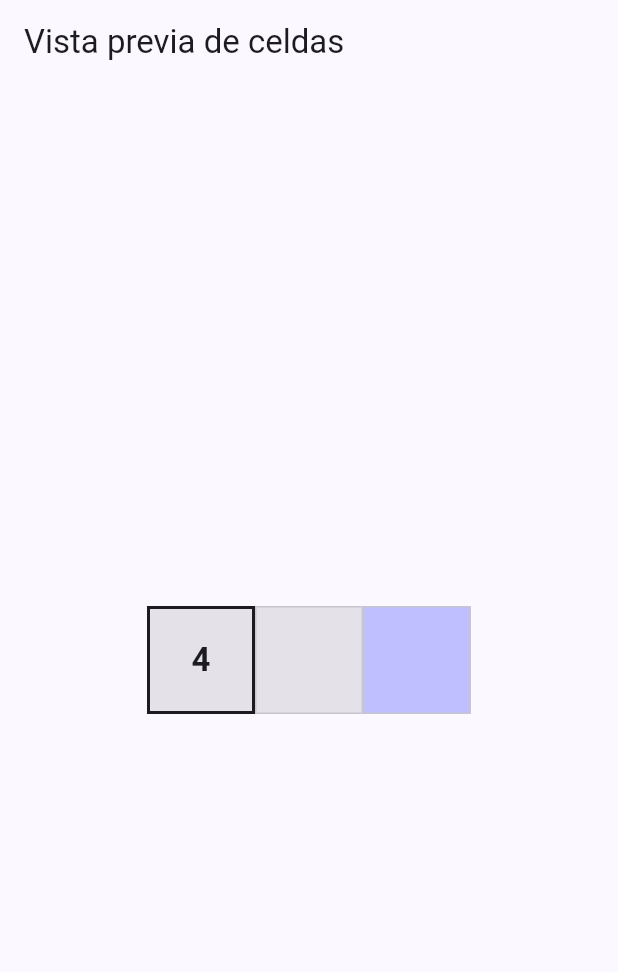
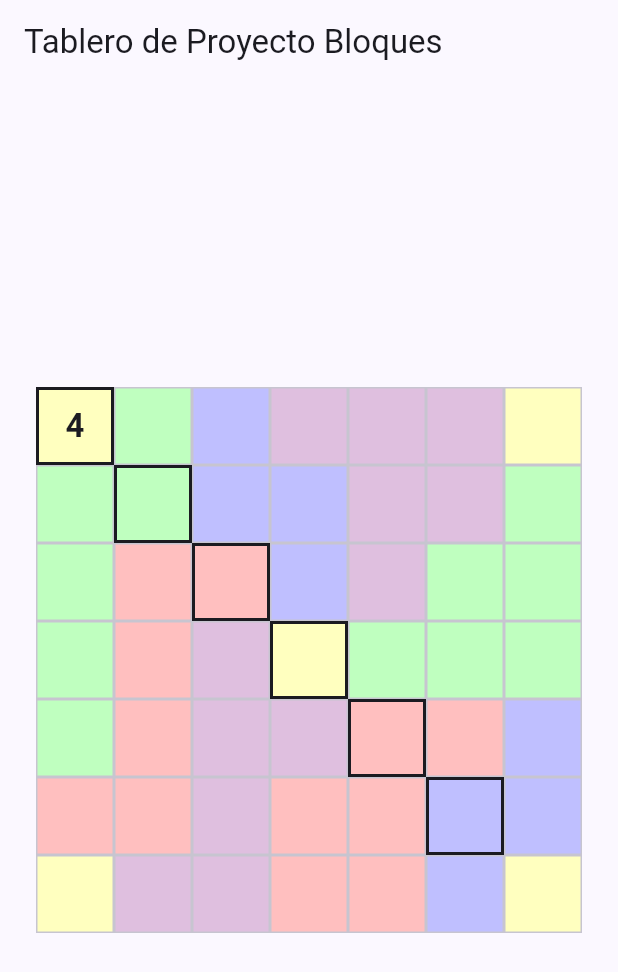
Before and after one commit to jorgeemilio-commits/proyecto_bloques, a Flutter app: the screen it shows after launch, on a phone screen of 412 x 824 dp. Shown: the top 972 px of the screen. Run offline on Flutter 3.47's test engine with Material 3 defaults, Android fonts, the phone set to English and light mode, and no system bars.

Commit message:
Se creo el widget del tablero y las pruebas del tablero

```diff
--- a/lib/main.dart
+++ b/lib/main.dart
@@ -2,7 +2,7 @@ import 'package:flutter/material.dart';
 
 import 'region.dart';
 import 'tablero.dart';
-import 'widgets/celda_widget.dart';
+import 'widgets/tablero_widget.dart';
 
 void main() {
   runApp(const ProyectoBloquesApp());
@@ -19,55 +19,32 @@ class ProyectoBloquesApp extends StatelessWidget {
         colorScheme: ColorScheme.fromSeed(seedColor: Colors.indigo),
         useMaterial3: true,
       ),
-      home: const VistaPreviaCelda(),
+      home: const VistaPreviaTablero(),
     );
   }
 }
 
-class VistaPreviaCelda extends StatelessWidget {
-  const VistaPreviaCelda({super.key});
+class VistaPreviaTablero extends StatelessWidget {
+  const VistaPreviaTablero({super.key});
 
   @override
   Widget build(BuildContext context) {
-    final celdaInicial = Celda(
-      coordenada: const Coordenada(0, 0),
-      numero: 4,
+    final tablero = Tablero.desdeRegiones(
+      filas: 7,
+      columnas: 7,
+      regiones: regionesMapa,
     );
-    final celdaVacia = Celda(coordenada: const Coordenada(1, 1));
-    final celdaConRegion = Celda(coordenada: const Coordenada(2, 0));
+    tablero.celdasIniciales.first.numero = 4;
 
     return Scaffold(
-      appBar: AppBar(title: const Text('Vista previa de celdas')),
+      appBar: AppBar(title: const Text('Tablero de Proyecto Bloques')),
       body: Center(
-        child: Row(
-          mainAxisSize: MainAxisSize.min,
-          children: [
-            SizedBox(
-              width: 72,
-              height: 72,
-              child: CeldaWidget(
-                celda: celdaInicial,
-                region: null,
-                esInicial: true,
-              ),
-            ),
-            SizedBox(
-              width: 72,
-              height: 72,
-              child: CeldaWidget(
-                celda: celdaVacia,
-                region: null,
-              ),
-            ),
-            SizedBox(
-              width: 72,
-              height: 72,
-              child: CeldaWidget(
-                celda: celdaConRegion,
-                region: const RegionAzulUno(),
-              ),
-            ),
-          ],
+        child: Padding(
+          padding: const EdgeInsets.all(24),
+          child: ConstrainedBox(
+            constraints: const BoxConstraints(maxWidth: 560),
+            child: TableroWidget(tablero: tablero),
+          ),
         ),
       ),
     );
--- /dev/null
+++ b/lib/widgets/tablero_widget.dart
@@ -0,0 +1,41 @@
+import 'package:flutter/material.dart';
+
+import '../tablero.dart';
+import 'celda_widget.dart';
+
+class TableroWidget extends StatelessWidget {
+  final Tablero tablero;
+  final ValueChanged<Celda>? onCeldaTap;
+
+  const TableroWidget({
+    super.key,
+    required this.tablero,
+    this.onCeldaTap,
+  });
+
+  @override
+  Widget build(BuildContext context) {
+    return AspectRatio(
+      aspectRatio: tablero.columnas / tablero.filas,
+      child: GridView.builder(
+        physics: const NeverScrollableScrollPhysics(),
+        gridDelegate: SliverGridDelegateWithFixedCrossAxisCount(
+          crossAxisCount: tablero.columnas,
+        ),
+        itemCount: tablero.filas * tablero.columnas,
+        itemBuilder: (context, indice) {
+          final fila = indice ~/ tablero.columnas;
+          final columna = indice % tablero.columnas;
+          final celda = tablero.celdas[fila][columna];
+
+          return CeldaWidget(
+            celda: celda,
+            region: tablero.obtenerRegion(celda.coordenada),
+            esInicial: tablero.celdasIniciales.contains(celda),
+            onTap: onCeldaTap == null ? null : () => onCeldaTap!(celda),
+          );
+        },
+      ),
+    );
+  }
+}
```
Also changed, not shown: 1 other file.
